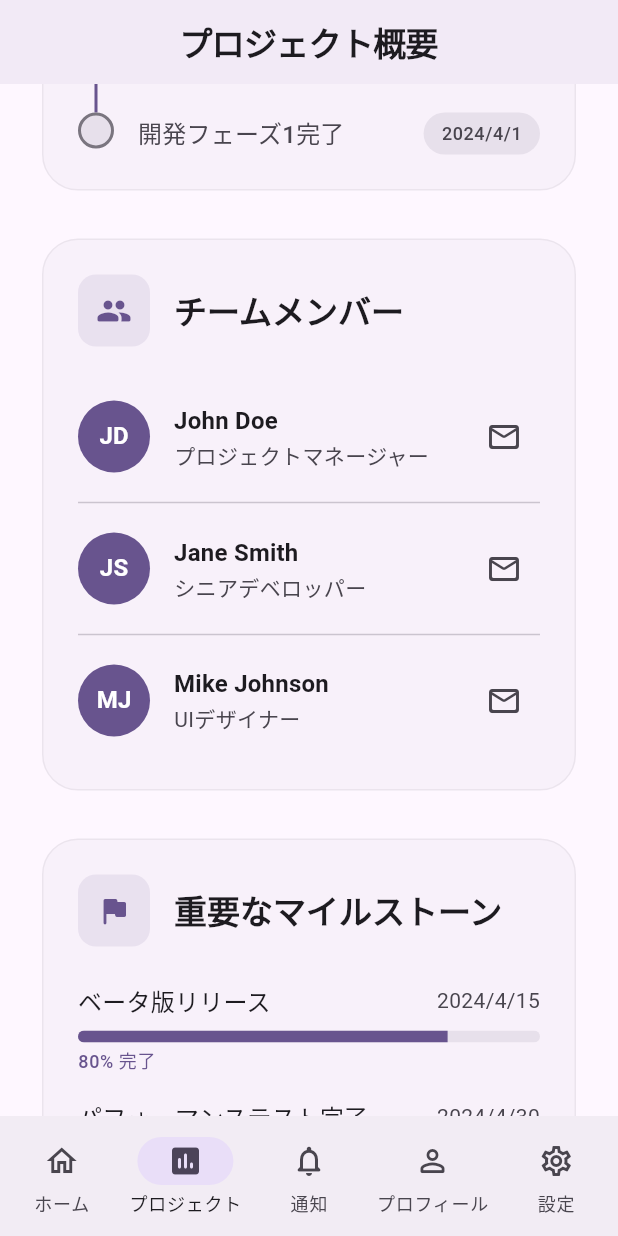
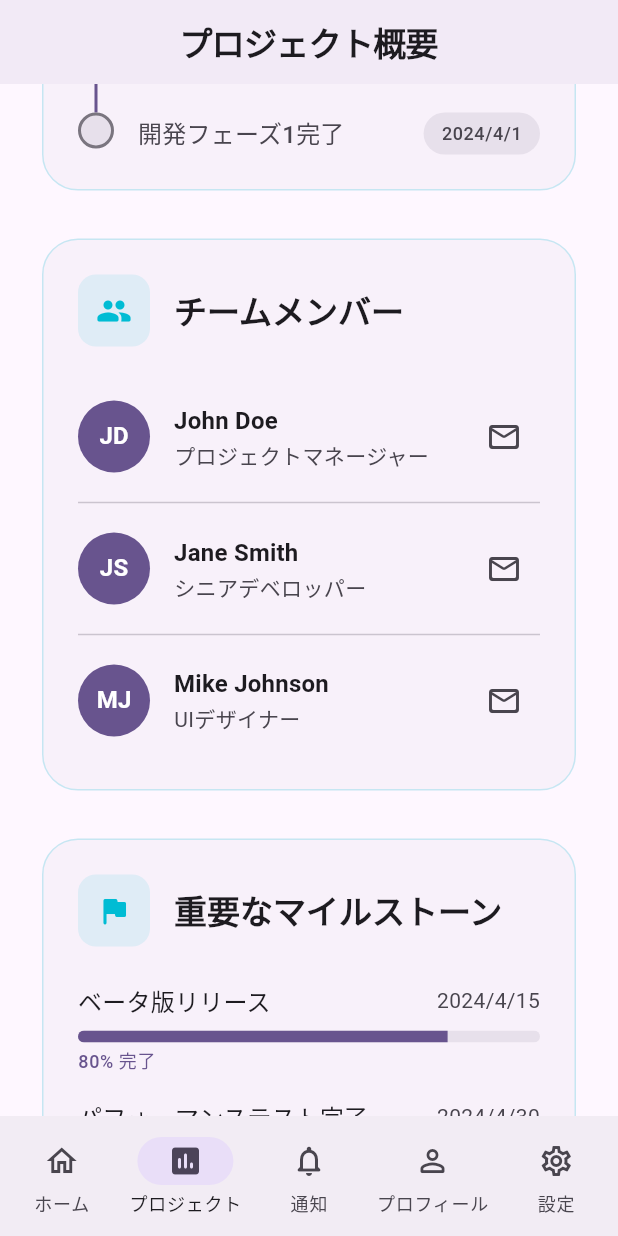
Before and after one commit to Koichi5/cursor_agent_sample, a Flutter app: the screen it shows after launch, item 2 of the bottom bar chosen, scrolled down 576 dp, on a phone screen of 412 x 824 dp. Run offline on Flutter 3.47's test engine with Material 3 defaults, Android fonts, the phone set to English and light mode, and no system bars.

Commit message:
feat: Update ProjectOverviewPage color scheme to teal blue

```diff
--- a/lib/views/project_overview_page/project_overview_page.dart
+++ b/lib/views/project_overview_page/project_overview_page.dart
@@ -6,6 +6,7 @@ class ProjectOverviewPage extends StatelessWidget {
   @override
   Widget build(BuildContext context) {
     final theme = Theme.of(context);
+    final tealBlue = const Color(0xFF00BCD4);
     return Scaffold(
       appBar: AppBar(
         title: Text(
@@ -22,26 +23,26 @@ class ProjectOverviewPage extends StatelessWidget {
       body: ListView(
         padding: const EdgeInsets.all(24.0),
         children: [
-          _buildProjectInfoCard(context),
+          _buildProjectInfoCard(context, tealBlue),
           const SizedBox(height: 24),
-          _buildTimelineCard(context),
+          _buildTimelineCard(context, tealBlue),
           const SizedBox(height: 24),
-          _buildTeamMembersCard(context),
+          _buildTeamMembersCard(context, tealBlue),
           const SizedBox(height: 24),
-          _buildMilestonesCard(context),
+          _buildMilestonesCard(context, tealBlue),
         ],
       ),
     );
   }
 
-  Widget _buildProjectInfoCard(BuildContext context) {
+  Widget _buildProjectInfoCard(BuildContext context, Color baseColor) {
     final theme = Theme.of(context);
     return Card(
       elevation: 0,
       shape: RoundedRectangleBorder(
         borderRadius: BorderRadius.circular(24),
         side: BorderSide(
-          color: theme.colorScheme.outline.withOpacity(0.1),
+          color: baseColor.withOpacity(0.2),
         ),
       ),
       child: Padding(
@@ -54,12 +55,12 @@ class ProjectOverviewPage extends StatelessWidget {
                 Container(
                   padding: const EdgeInsets.all(12),
                   decoration: BoxDecoration(
-                    color: theme.colorScheme.primary.withOpacity(0.1),
+                    color: baseColor.withOpacity(0.1),
                     borderRadius: BorderRadius.circular(12),
                   ),
                   child: Icon(
                     Icons.rocket_launch_rounded,
-                    color: theme.colorScheme.primary,
+                    color: baseColor,
                   ),
                 ),
                 const SizedBox(width: 16),
@@ -76,7 +77,7 @@ class ProjectOverviewPage extends StatelessWidget {
                       Text(
                         '進行中 - 60% 完了',
                         style: theme.textTheme.bodyMedium?.copyWith(
-                          color: theme.colorScheme.primary,
+                          color: baseColor,
                         ),
                       ),
                     ],
@@ -179,14 +180,14 @@ class ProjectOverviewPage extends StatelessWidget {
     );
   }
 
-  Widget _buildTimelineCard(BuildContext context) {
+  Widget _buildTimelineCard(BuildContext context, Color baseColor) {
     final theme = Theme.of(context);
     return Card(
       elevation: 0,
       shape: RoundedRectangleBorder(
         borderRadius: BorderRadius.circular(24),
         side: BorderSide(
-          color: theme.colorScheme.outline.withOpacity(0.1),
+          color: baseColor.withOpacity(0.2),
         ),
       ),
       child: Padding(
@@ -199,12 +200,12 @@ class ProjectOverviewPage extends StatelessWidget {
                 Container(
                   padding: const EdgeInsets.all(12),
                   decoration: BoxDecoration(
-                    color: theme.colorScheme.primary.withOpacity(0.1),
+                    color: baseColor.withOpacity(0.1),
                     borderRadius: BorderRadius.circular(12),
                   ),
                   child: Icon(
                     Icons.timeline_rounded,
-                    color: theme.colorScheme.primary,
+                    color: baseColor,
                   ),
                 ),
                 const SizedBox(width: 16),
@@ -335,14 +336,14 @@ class ProjectOverviewPage extends StatelessWidget {
     );
   }
 
-  Widget _buildTeamMembersCard(BuildContext context) {
+  Widget _buildTeamMembersCard(BuildContext context, Color baseColor) {
     final theme = Theme.of(context);
     return Card(
       elevation: 0,
       shape: RoundedRectangleBorder(
         borderRadius: BorderRadius.circular(24),
         side: BorderSide(
-          color: theme.colorScheme.outline.withOpacity(0.1),
+          color: baseColor.withOpacity(0.2),
         ),
       ),
       child: Padding(
@@ -355,12 +356,12 @@ class ProjectOverviewPage extends StatelessWidget {
                 Container(
                   padding: const EdgeInsets.all(12),
                   decoration: BoxDecoration(
-                    color: theme.colorScheme.primary.withOpacity(0.1),
+                    color: baseColor.withOpacity(0.1),
                     borderRadius: BorderRadius.circular(12),
                   ),
                   child: Icon(
                     Icons.group_rounded,
-                    color: theme.colorScheme.primary,
+                    color: baseColor,
                   ),
                 ),
                 const SizedBox(width: 16),
@@ -450,14 +451,14 @@ class ProjectOverviewPage extends StatelessWidget {
     );
   }
 
-  Widget _buildMilestonesCard(BuildContext context) {
+  Widget _buildMilestonesCard(BuildContext context, Color baseColor) {
     final theme = Theme.of(context);
     return Card(
       elevation: 0,
       shape: RoundedRectangleBorder(
         borderRadius: BorderRadius.circular(24),
         side: BorderSide(
-          color: theme.colorScheme.outline.withOpacity(0.1),
+          color: baseColor.withOpacity(0.2),
         ),
       ),
       child: Padding(
@@ -470,12 +471,12 @@ class ProjectOverviewPage extends StatelessWidget {
                 Container(
                   padding: const EdgeInsets.all(12),
                   decoration: BoxDecoration(
-                    color: theme.colorScheme.primary.withOpacity(0.1),
+                    color: baseColor.withOpacity(0.1),
                     borderRadius: BorderRadius.circular(12),
                   ),
                   child: Icon(
                     Icons.flag_rounded,
-                    color: theme.colorScheme.primary,
+                    color: baseColor,
                   ),
                 ),
                 const SizedBox(width: 16),
--- /dev/null
+++ b/pr_body.txt
@@ -0,0 +1,25 @@
+## 概要
+
+プロジェクト概要ページの追加とナビゲーションの更新
+
+## 詳細
+
+- プロジェクト概要ページの新規作成
+  - プロジェクト情報カード：進捗状況や基本情報を表示
+  - タイムラインカード：プロジェクトの重要なマイルストーンを時系列で表示
+  - チームメンバーカード：プロジェクトメンバーの一覧を表示
+  - マイルストーンカード：今後の重要なイベントと進捗を表示
+
+- メインナビゲーションの更新
+  - プロジェクトタブの追加
+  - アイコンとラベルの設定
+
+## 画面キャプチャ
+
+<!-- Golden Testで生成された画面キャプチャが自動的に追加されます -->
+<!-- 画面の変更がある場合は、変更前後の画面キャプチャが表示されます -->
+
+## 参考
+
+- Material Design 3のガイドラインに従ったUIデザイン
+- プロジェクト管理に必要な基本的な情報を網羅
```
Also changed, not shown: pubspec.lock, 2 other files.
